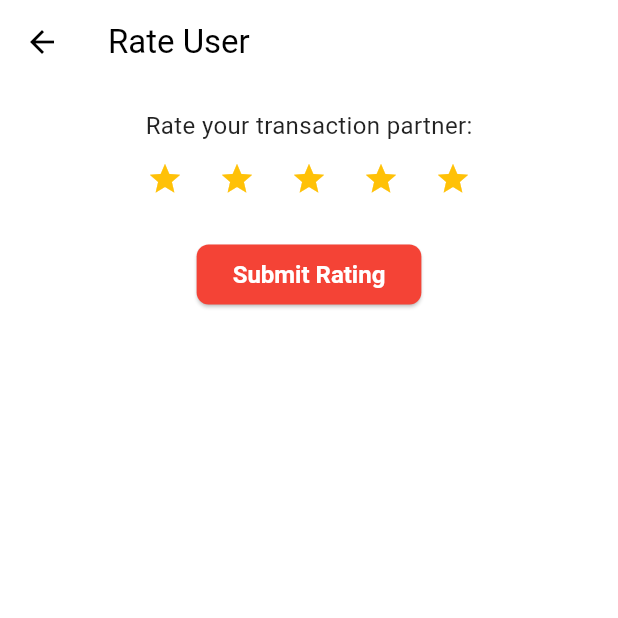
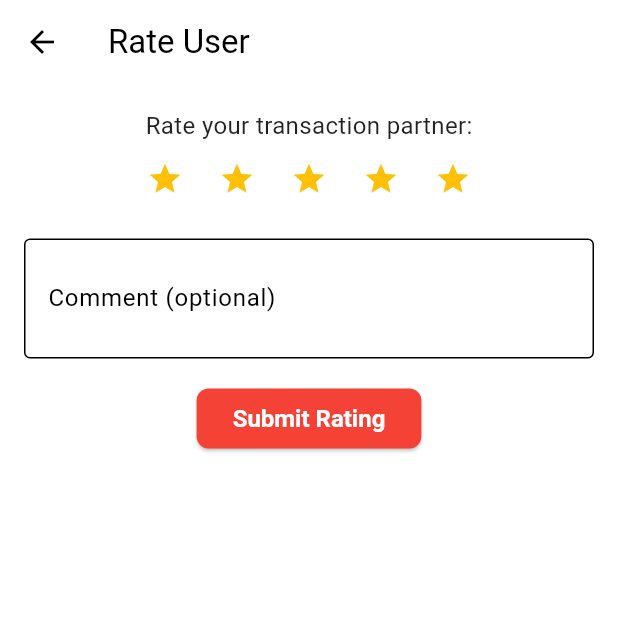
Before and after one commit to aboallam1/cach_link, a Flutter app: the RatingScreen screen opened by its route, on a phone screen of 412 x 824 dp, the top half of it. Run offline on Flutter 3.47's test engine with Material 3 defaults, Android fonts, the phone set to English and light mode, and no system bars; our stand-ins replace cloud_firestore, firebase_auth, firebase_core, image_picker, location; accounts and stored records are empty; Roboto replaces fonts that are missing (SansSerif).

Commit message:
enhance rating screen: add optional comment field for user ratings

```diff
--- a/lib/screens/rating_screen.dart
+++ b/lib/screens/rating_screen.dart
@@ -12,6 +12,7 @@ class RatingScreen extends StatefulWidget {
 class _RatingScreenState extends State<RatingScreen> {
   int _stars = 5;
   bool _loading = false;
+  final TextEditingController _commentController = TextEditingController();
 
   Future<void> _submit(String otherUserId) async {
     setState(() => _loading = true);
@@ -20,6 +21,7 @@ class _RatingScreenState extends State<RatingScreen> {
       'raterId': user.uid,
       'ratedUserId': otherUserId,
       'stars': _stars,
+      'comment': _commentController.text.trim(),
     });
     // Update average rating
     final ratings = await FirebaseFirestore.instance
@@ -54,6 +56,15 @@ class _RatingScreenState extends State<RatingScreen> {
               )),
             ),
             const SizedBox(height: 16),
+            TextField(
+              controller: _commentController,
+              decoration: const InputDecoration(
+                labelText: 'Comment (optional)',
+                border: OutlineInputBorder(),
+              ),
+              maxLines: 2,
+            ),
+            const SizedBox(height: 16),
             _loading
                 ? const CircularProgressIndicator()
                 : ElevatedButton(
@@ -65,4 +76,10 @@ class _RatingScreenState extends State<RatingScreen> {
       ),
     );
   }
+
+  @override
+  void dispose() {
+    _commentController.dispose();
+    super.dispose();
+  }
 }
```
